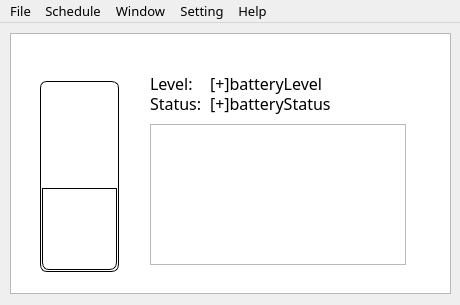
Old version of the form 005_qt_pcBatteryOption_test/src/mainwindow.ui in the repository aben20807/Qt_projects.
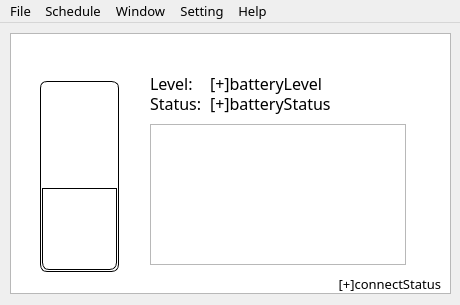
New version of the form.

Patch:
```diff
--- a/005_qt_pcBatteryOption_test/src/mainwindow.ui
+++ b/005_qt_pcBatteryOption_test/src/mainwindow.ui
@@ -248,6 +248,34 @@
      <enum>QProgressBar::TopToBottom</enum>
     </property>
    </widget>
+   <widget class="QLabel" name="label_connectStatus">
+    <property name="geometry">
+     <rect>
+      <x>330</x>
+      <y>250</y>
+      <width>111</width>
+      <height>21</height>
+     </rect>
+    </property>
+    <property name="minimumSize">
+     <size>
+      <width>51</width>
+      <height>21</height>
+     </size>
+    </property>
+    <property name="font">
+     <font>
+      <family>微軟正黑體</family>
+      <pointsize>10</pointsize>
+     </font>
+    </property>
+    <property name="text">
+     <string>[+]connectStatus</string>
+    </property>
+    <property name="alignment">
+     <set>Qt::AlignRight|Qt::AlignTrailing|Qt::AlignVCenter</set>
+    </property>
+   </widget>
   </widget>
   <widget class="QMenuBar" name="menuBar">
    <property name="geometry">
```
